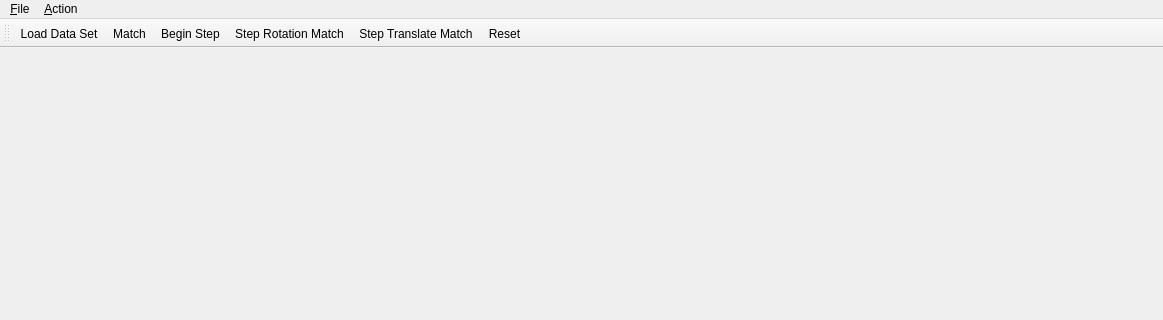
The window that src/ui/ToolWindowLineMatcher.ui (oneminute/RecFLS) describes before a commit, drawn with Qt 5; both pictures show x 0 to 1163 and y 0 to 320 of the 1163 by 857 pixel window.
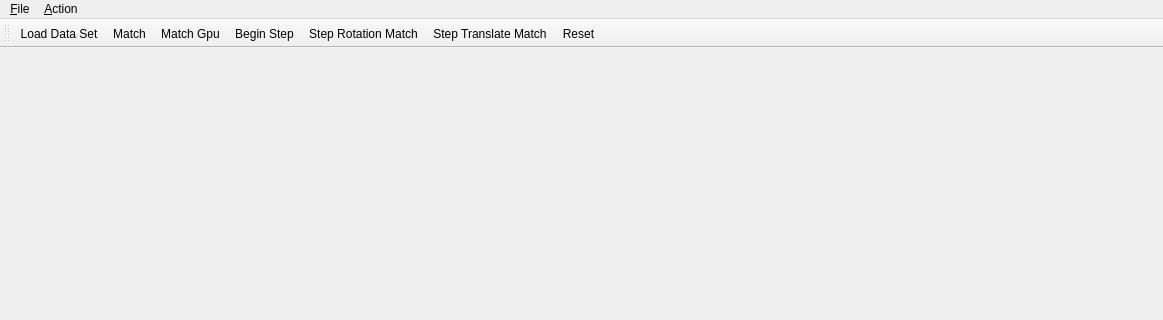
The same window after the commit. Custom widgets are drawn as their Qt base class.

```diff
--- a/src/ui/ToolWindowLineMatcher.ui
+++ b/src/ui/ToolWindowLineMatcher.ui
@@ -297,6 +297,7 @@
    </attribute>
    <addaction name="actionLoad_Data_Set"/>
    <addaction name="actionMatch"/>
+   <addaction name="actionMatch_Gpu"/>
    <addaction name="actionBegin_Step"/>
    <addaction name="actionStep_Rotation_Match"/>
    <addaction name="actionStep_Translate_Match"/>
@@ -335,6 +336,14 @@
     <string>Begin Step</string>
    </property>
   </action>
+  <action name="actionMatch_Gpu">
+   <property name="text">
+    <string>Match Gpu</string>
+   </property>
+   <property name="toolTip">
+    <string>Match Gpu</string>
+   </property>
+  </action>
  </widget>
  <customwidgets>
   <customwidget>
```
